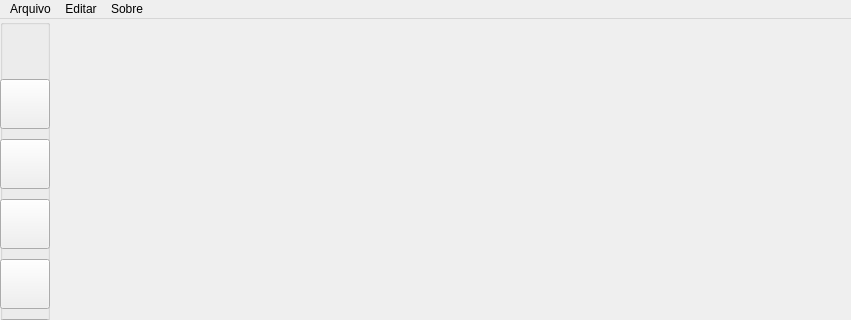
Above: GUI/imageEditor.ui from Zuchis/imgEditor before the change; both pictures show x 0 to 851 and y 0 to 320 of the 1000 by 1000 pixel window. Below: the same form after it.
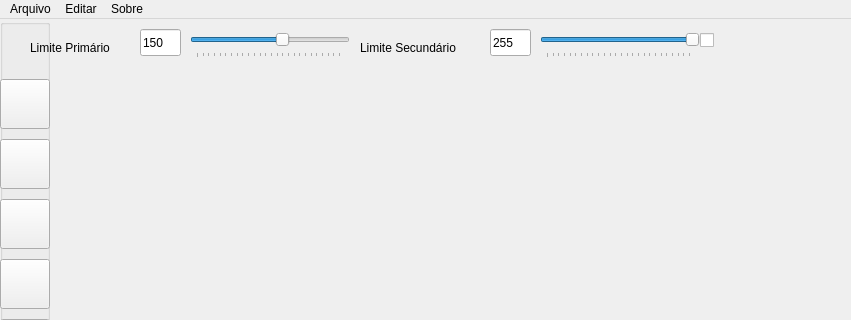
That is the form after the change. Icons and pictures are not drawn.

Commit message: The grey threshold is now dinamic, proo :D

Patch:
```diff
--- a/GUI/imageEditor.ui
+++ b/GUI/imageEditor.ui
@@ -223,6 +223,115 @@
      </property>
     </widget>
    </widget>
+   <widget class="QSlider" name="PrimaryBar">
+    <property name="geometry">
+     <rect>
+      <x>190</x>
+      <y>10</y>
+      <width>160</width>
+      <height>29</height>
+     </rect>
+    </property>
+    <property name="maximum">
+     <number>255</number>
+    </property>
+    <property name="sliderPosition">
+     <number>150</number>
+    </property>
+    <property name="orientation">
+     <enum>Qt::Horizontal</enum>
+    </property>
+    <property name="tickPosition">
+     <enum>QSlider::TicksBelow</enum>
+    </property>
+   </widget>
+   <widget class="QLabel" name="label">
+    <property name="geometry">
+     <rect>
+      <x>30</x>
+      <y>20</y>
+      <width>111</width>
+      <height>17</height>
+     </rect>
+    </property>
+    <property name="text">
+     <string>Limite Primário</string>
+    </property>
+   </widget>
+   <widget class="QLineEdit" name="PrimaryValue">
+    <property name="geometry">
+     <rect>
+      <x>140</x>
+      <y>10</y>
+      <width>41</width>
+      <height>27</height>
+     </rect>
+    </property>
+    <property name="text">
+     <string>150</string>
+    </property>
+   </widget>
+   <widget class="QLabel" name="label_2">
+    <property name="geometry">
+     <rect>
+      <x>360</x>
+      <y>20</y>
+      <width>121</width>
+      <height>17</height>
+     </rect>
+    </property>
+    <property name="text">
+     <string>Limite Secundário</string>
+    </property>
+   </widget>
+   <widget class="QSlider" name="SecondaryBar">
+    <property name="geometry">
+     <rect>
+      <x>540</x>
+      <y>10</y>
+      <width>160</width>
+      <height>29</height>
+     </rect>
+    </property>
+    <property name="maximum">
+     <number>255</number>
+    </property>
+    <property name="sliderPosition">
+     <number>255</number>
+    </property>
+    <property name="orientation">
+     <enum>Qt::Horizontal</enum>
+    </property>
+    <property name="tickPosition">
+     <enum>QSlider::TicksBelow</enum>
+    </property>
+   </widget>
+   <widget class="QLineEdit" name="SecondaryValue">
+    <property name="geometry">
+     <rect>
+      <x>490</x>
+      <y>10</y>
+      <width>41</width>
+      <height>27</height>
+     </rect>
+    </property>
+    <property name="text">
+     <string>255</string>
+    </property>
+   </widget>
+   <widget class="QCheckBox" name="SecondaryActivate">
+    <property name="geometry">
+     <rect>
+      <x>700</x>
+      <y>10</y>
+      <width>21</width>
+      <height>22</height>
+     </rect>
+    </property>
+    <property name="text">
+     <string/>
+    </property>
+   </widget>
   </widget>
   <widget class="QMenuBar" name="menubar">
    <property name="geometry">
```
Left out of the diff: 4 changed lines with no effect on the pictures. The commit also changes 2 other files.
